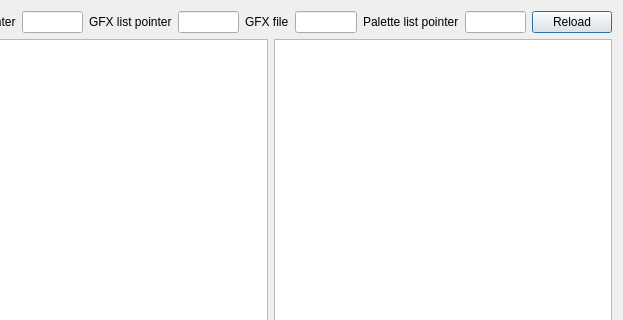
Before: the Qt Designer form dsvedit/menu_editor.ui in LagoLunatic/DSVEdit, drawn with Qt 5; both pictures show x 82 to 705 and y 0 to 320 of the 705 by 486 pixel window.
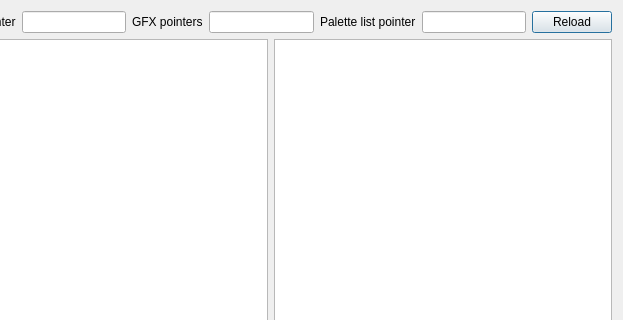
After: the same form once the commit is applied.

Commit message: Refactor various things to prepare menu editor for GBA games

What changed in the file:
```diff
--- a/dsvedit/menu_editor.ui
+++ b/dsvedit/menu_editor.ui
@@ -26,20 +26,10 @@
      <item>
       <widget class="QLineEdit" name="bg_layer_pointer"/>
      </item>
-     <item>
-      <widget class="QLabel" name="label_9">
-       <property name="text">
-        <string>GFX list pointer</string>
-       </property>
-      </widget>
-     </item>
-     <item>
-      <widget class="QLineEdit" name="gfx_list_pointer"/>
-     </item>
      <item>
       <widget class="QLabel" name="label">
        <property name="text">
-        <string>GFX file</string>
+        <string>GFX pointers</string>
        </property>
       </widget>
      </item>
```
Left out of the diff: 2 changed lines with no effect on the pictures. The commit also changes 6 other files.
